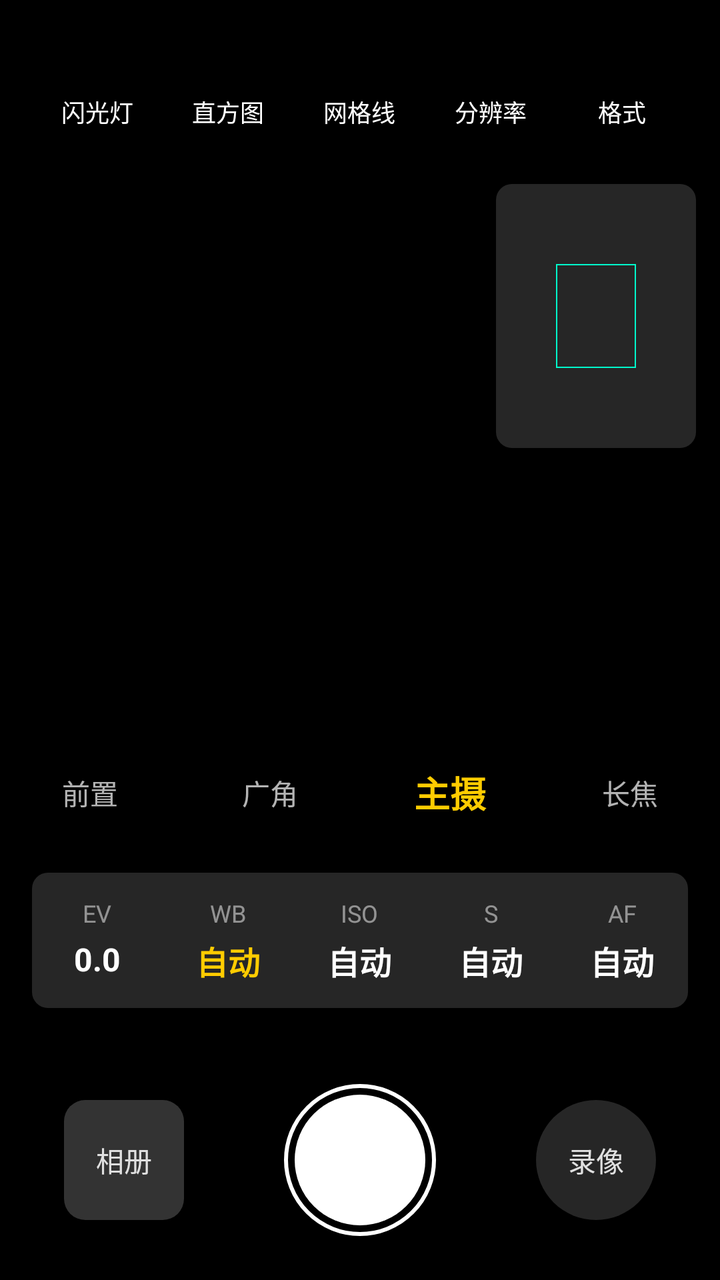
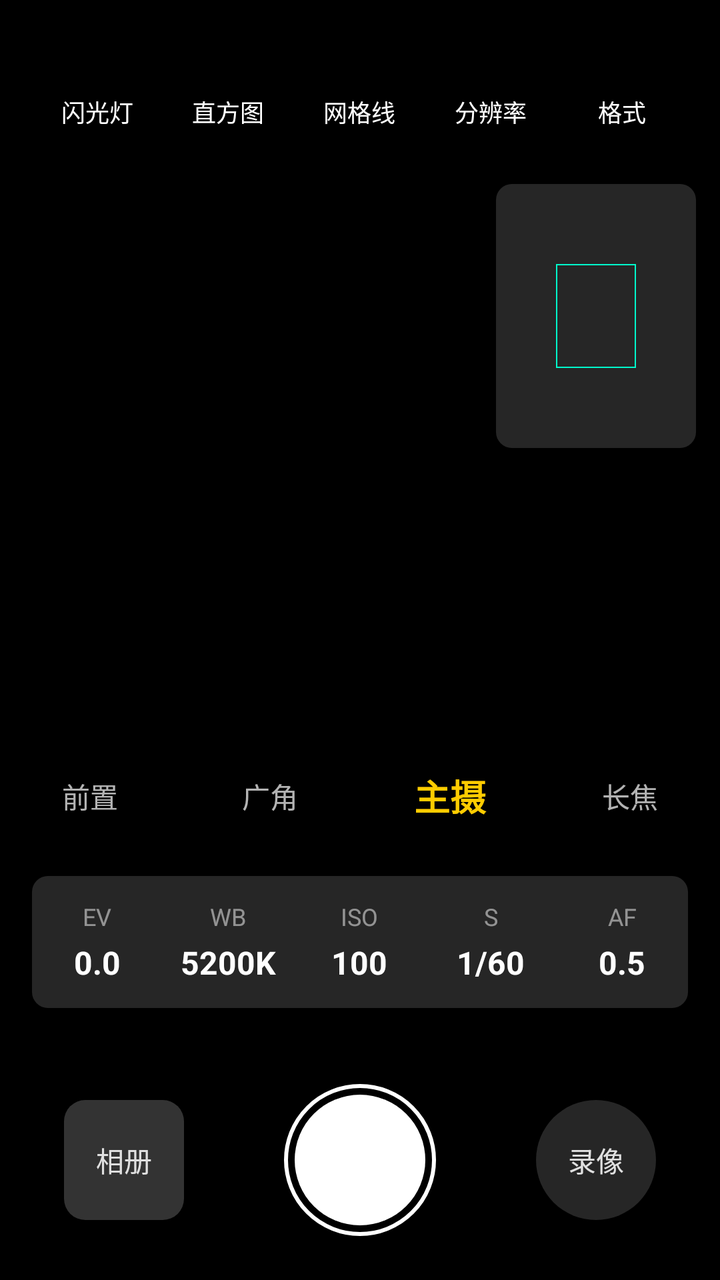

An Android layout rendered at two revisions. The XML below is the earlier revision; the diff shows what the commit changed to produce the second picture.
<!-- AndroidManifest.xml: application theme Theme.WCam -->
<!-- res/layout/activity_main.xml -->
<?xml version="1.0" encoding="utf-8"?>
<androidx.constraintlayout.widget.ConstraintLayout 
    xmlns:android="http://schemas.android.com/apk/res/android"
    xmlns:app="http://schemas.android.com/apk/res-auto"
    xmlns:tools="http://schemas.android.com/tools"
    android:id="@+id/main"
    android:layout_width="match_parent"  
    android:layout_height="match_parent"
    android:background="#000000"
    tools:context=".MainActivity">

    <Space
        android:id="@+id/top_safe_zone"
        android:layout_width="0dp"
        android:layout_height="32dp"
        app:layout_constraintTop_toTopOf="parent"
        app:layout_constraintStart_toStartOf="parent"
        app:layout_constraintEnd_toEndOf="parent"/>

    <LinearLayout
        android:id="@+id/top_toolbar"
        android:layout_width="0dp"
        android:layout_height="48dp"
        android:orientation="horizontal"
        android:gravity="center"
        android:paddingHorizontal="16dp"
        app:layout_constraintTop_toBottomOf="@id/top_safe_zone"
        app:layout_constraintStart_toStartOf="parent"
        app:layout_constraintEnd_toEndOf="parent">

        <TextView android:id="@+id/btn_flash" android:layout_width="0dp" android:layout_height="match_parent" android:layout_weight="1" android:text="闪光灯" android:textColor="#FFFFFF" android:textSize="12sp" android:gravity="center" />
        <TextView android:id="@+id/btn_histogram" android:layout_width="0dp" android:layout_height="match_parent" android:layout_weight="1" android:text="直方图" android:textColor="#FFFFFF" android:textSize="12sp" android:gravity="center" />
        <TextView android:id="@+id/btn_grid_lines" android:layout_width="0dp" android:layout_height="match_parent" android:layout_weight="1" android:text="网格线" android:textColor="#FFFFFF" android:textSize="12sp" android:gravity="center" />
        <TextView android:id="@+id/btn_resolution" android:layout_width="0dp" android:layout_height="match_parent" android:layout_weight="1" android:text="分辨率" android:textColor="#FFFFFF" android:textSize="12sp" android:gravity="center" />
        <TextView android:id="@+id/btn_format" android:layout_width="0dp" android:layout_height="match_parent" android:layout_weight="1" android:text="格式"   android:textColor="#FFFFFF" android:textSize="12sp" android:gravity="center" />
    </LinearLayout>

    <androidx.constraintlayout.widget.ConstraintLayout
        android:id="@+id/bottom_action_bar"
        android:layout_width="0dp"
        android:layout_height="120dp"
        app:layout_constraintBottom_toBottomOf="parent"
        app:layout_constraintStart_toStartOf="parent"
        app:layout_constraintEnd_toEndOf="parent">

        <TextView
            android:id="@+id/btn_gallery"
            android:layout_width="60dp"
            android:layout_height="60dp"
            android:layout_marginStart="32dp"
            android:background="@drawable/bg_gallery_modern"
            android:text="相册"
            android:textColor="#E0E0E0"
            android:textSize="14sp"
            android:gravity="center"
            app:layout_constraintBottom_toBottomOf="parent"
            app:layout_constraintStart_toStartOf="parent"
            app:layout_constraintTop_toTopOf="parent" />

        <View
            android:id="@+id/btn_shutter"
            android:layout_width="76dp"
            android:layout_height="76dp"
            android:background="@drawable/bg_shutter_modern"
            app:layout_constraintBottom_toBottomOf="parent"
            app:layout_constraintEnd_toEndOf="parent"
            app:layout_constraintStart_toStartOf="parent"
            app:layout_constraintTop_toTopOf="parent" />

        <TextView
            android:id="@+id/btn_mode_switch"
            android:layout_width="60dp"
            android:layout_height="60dp"
            android:layout_marginEnd="32dp"
            android:background="@drawable/bg_switch_modern"
            android:text="录像"
            android:textColor="#E0E0E0"
            android:textSize="14sp"
            android:gravity="center"
            app:layout_constraintBottom_toBottomOf="parent"
            app:layout_constraintEnd_toEndOf="parent"
            app:layout_constraintTop_toTopOf="parent" />
    </androidx.constraintlayout.widget.ConstraintLayout>

    <LinearLayout
        android:id="@+id/param_bar"
        android:layout_width="0dp"
        android:layout_height="wrap_content"
        android:layout_marginHorizontal="16dp"
        android:layout_marginBottom="16dp"
        android:background="@drawable/bg_glass_panel"
        android:paddingVertical="12dp"
        android:orientation="horizontal"
        app:layout_constraintBottom_toTopOf="@id/bottom_action_bar"
        app:layout_constraintStart_toStartOf="parent"
        app:layout_constraintEnd_toEndOf="parent">

        <LinearLayout android:layout_width="0dp" android:layout_height="wrap_content" android:layout_weight="1" android:orientation="vertical" android:gravity="center">
            <TextView android:layout_width="wrap_content" android:layout_height="wrap_content" android:text="EV" android:textColor="#80FFFFFF" android:textSize="12sp" />
            <TextView android:layout_width="wrap_content" android:layout_height="wrap_content" android:text="0.0" android:textColor="#FFFFFF" android:textSize="16sp" android:textStyle="bold" android:layout_marginTop="4dp"/>
        </LinearLayout>

        <LinearLayout android:layout_width="0dp" android:layout_height="wrap_content" android:layout_weight="1" android:orientation="vertical" android:gravity="center">
            <TextView android:layout_width="wrap_content" android:layout_height="wrap_content" android:text="WB" android:textColor="#80FFFFFF" android:textSize="12sp" />
            <TextView android:layout_width="wrap_content" android:layout_height="wrap_content" android:text="自动" android:textColor="#FFCC00" android:textSize="16sp" android:textStyle="bold" android:layout_marginTop="4dp"/>
        </LinearLayout>

        <LinearLayout android:layout_width="0dp" android:layout_height="wrap_content" android:layout_weight="1" android:orientation="vertical" android:gravity="center">
            <TextView android:layout_width="wrap_content" android:layout_height="wrap_content" android:text="ISO" android:textColor="#80FFFFFF" android:textSize="12sp" />
            <TextView android:layout_width="wrap_content" android:layout_height="wrap_content" android:text="自动" android:textColor="#FFFFFF" android:textSize="16sp" android:textStyle="bold" android:layout_marginTop="4dp"/>
        </LinearLayout>

        <LinearLayout android:layout_width="0dp" android:layout_height="wrap_content" android:layout_weight="1" android:orientation="vertical" android:gravity="center">
            <TextView android:layout_width="wrap_content" android:layout_height="wrap_content" android:text="S" android:textColor="#80FFFFFF" android:textSize="12sp" />
            <TextView android:layout_width="wrap_content" android:layout_height="wrap_content" android:text="自动" android:textColor="#FFFFFF" android:textSize="16sp" android:textStyle="bold" android:layout_marginTop="4dp"/>
        </LinearLayout>

        <LinearLayout android:layout_width="0dp" android:layout_height="wrap_content" android:layout_weight="1" android:orientation="vertical" android:gravity="center">
            <TextView android:layout_width="wrap_content" android:layout_height="wrap_content" android:text="AF" android:textColor="#80FFFFFF" android:textSize="12sp" />
            <TextView android:layout_width="wrap_content" android:layout_height="wrap_content" android:text="自动" android:textColor="#FFFFFF" android:textSize="16sp" android:textStyle="bold" android:layout_marginTop="4dp"/>
        </LinearLayout>
    </LinearLayout>

    <LinearLayout
        android:id="@+id/lens_selector"
        android:layout_width="0dp"
        android:layout_height="48dp"
        android:layout_marginBottom="16dp"
        android:orientation="horizontal"
        android:gravity="center"
        app:layout_constraintBottom_toTopOf="@id/param_bar"
        app:layout_constraintStart_toStartOf="parent"
        app:layout_constraintEnd_toEndOf="parent">

        <TextView android:id="@+id/btn_lens_front" android:layout_width="0dp" android:layout_height="wrap_content" android:layout_weight="1" android:text="前置" android:textColor="#B3FFFFFF" android:textSize="14sp" android:gravity="center" />
        <TextView android:id="@+id/btn_lens_wide"  android:layout_width="0dp" android:layout_height="wrap_content" android:layout_weight="1" android:text="广角" android:textColor="#B3FFFFFF" android:textSize="14sp" android:gravity="center" />
        <TextView android:id="@+id/btn_lens_main"  android:layout_width="0dp" android:layout_height="wrap_content" android:layout_weight="1" android:text="主摄" android:textColor="#FFCC00" android:textSize="18sp" android:textStyle="bold" android:gravity="center" />
        <TextView android:id="@+id/btn_lens_tele"  android:layout_width="0dp" android:layout_height="wrap_content" android:layout_weight="1" android:text="长焦" android:textColor="#B3FFFFFF" android:textSize="14sp" android:gravity="center" />
    </LinearLayout>

    <androidx.constraintlayout.widget.ConstraintLayout
        android:id="@+id/preview_container"
        android:layout_width="0dp"
        android:layout_height="0dp"
        app:layout_constraintTop_toBottomOf="@id/top_toolbar"
        app:layout_constraintBottom_toTopOf="@id/lens_selector"
        app:layout_constraintStart_toStartOf="parent"
        app:layout_constraintEnd_toEndOf="parent">

        <TextureView
            android:id="@+id/camera_preview"
            android:layout_width="0dp"
            android:layout_height="0dp"
            app:layout_constraintTop_toTopOf="parent"
            app:layout_constraintBottom_toBottomOf="parent"
            app:layout_constraintStart_toStartOf="parent"
            app:layout_constraintEnd_toEndOf="parent" />

        <com.example.wcam.GridLineView
            android:id="@+id/view_grid_lines"
            android:layout_width="0dp"
            android:layout_height="0dp"
            android:visibility="gone"
            app:layout_constraintTop_toTopOf="parent"
            app:layout_constraintBottom_toBottomOf="parent"
            app:layout_constraintStart_toStartOf="parent"
            app:layout_constraintEnd_toEndOf="parent" />

        <TextView
            android:id="@+id/view_histogram"
            android:layout_width="160dp"
            android:layout_height="64dp"
            android:layout_marginStart="12dp"
            android:layout_marginTop="12dp"
            android:background="@drawable/bg_glass_panel"
            android:text="直方图区域"
            android:textColor="#B3FFFFFF"
            android:textSize="14sp"
            android:gravity="center"
            android:visibility="gone"
            app:layout_constraintStart_toStartOf="parent"
            app:layout_constraintTop_toTopOf="parent" />

        <View
            android:id="@+id/view_pip"
            android:layout_width="100dp"
            android:layout_height="132dp"
            android:layout_marginEnd="12dp"
            android:layout_marginTop="12dp"
            android:background="@drawable/bg_glass_panel"
            app:layout_constraintEnd_toEndOf="parent"
            app:layout_constraintTop_toTopOf="parent" />
            
        <View
            android:layout_width="40dp"
            android:layout_height="52dp"
            android:background="@drawable/bg_box_outline"
            app:layout_constraintTop_toTopOf="@id/view_pip"
            app:layout_constraintBottom_toBottomOf="@id/view_pip"
            app:layout_constraintStart_toStartOf="@id/view_pip"
            app:layout_constraintEnd_toEndOf="@id/view_pip"/>
    </androidx.constraintlayout.widget.ConstraintLayout>

    <LinearLayout
        android:id="@+id/panel_format_settings"
        android:layout_width="0dp"
        android:layout_height="wrap_content"
        android:orientation="vertical"
        android:background="@drawable/bg_glass_panel"
        android:padding="16dp"
        android:visibility="gone"
        android:elevation="8dp"
        android:layout_marginHorizontal="16dp"
        android:layout_marginTop="8dp"
        app:layout_constraintTop_toBottomOf="@id/top_toolbar"
        app:layout_constraintStart_toStartOf="parent"
        app:layout_constraintEnd_toEndOf="parent">

        <LinearLayout
            android:layout_width="match_parent"
            android:layout_height="wrap_content"
            android:orientation="horizontal"
            android:gravity="center_vertical">
            <TextView
                android:layout_width="wrap_content"
                android:layout_height="wrap_content"
                android:text="输出格式:"
                android:textColor="#FFFFFF"
                android:textSize="14sp" />
            <Spinner
                android:id="@+id/spinner_main_format"
                android:layout_width="0dp"
                android:layout_height="wrap_content"
                android:layout_weight="1"
                android:layout_marginStart="16dp" />
        </LinearLayout>

        <LinearLayout
            android:id="@+id/layout_jpg_advanced_options"
            android:layout_width="match_parent"
            android:layout_height="wrap_content"
            android:orientation="vertical"
            android:layout_marginTop="16dp"
            android:visibility="gone">
            <View
                android:layout_width="match_parent"
                android:layout_height="1dp"
                android:background="#33FFFFFF"
                android:layout_marginBottom="12dp"/>
            <LinearLayout
                android:layout_width="match_parent"
                android:layout_height="wrap_content"
                android:orientation="horizontal"
                android:gravity="center_vertical">
                <TextView
                    android:layout_width="wrap_content"
                    android:layout_height="wrap_content"
                    android:text="去马赛克:"
                    android:textColor="#E0E0E0"
                    android:textSize="13sp" />
                <Spinner
                    android:id="@+id/spinner_demosaic_algo"
                    android:layout_width="0dp"
                    android:layout_height="wrap_content"
                    android:layout_weight="1"
                    android:layout_marginStart="16dp" />
            </LinearLayout>
            <LinearLayout
                android:layout_width="match_parent"
                android:layout_height="wrap_content"
                android:orientation="vertical"
                android:layout_marginTop="14dp">
                <TextView
                    android:id="@+id/tv_jpg_quality_title"
                    android:layout_width="wrap_content"
                    android:layout_height="wrap_content"
                    android:text="JPG 质量: 95%"
                    android:textColor="#E0E0E0"
                    android:textSize="13sp" />
                <SeekBar
                    android:id="@+id/seekbar_jpg_quality"
                    android:layout_width="match_parent"
                    android:layout_height="wrap_content"
                    android:layout_marginTop="6dp"
                    android:max="100"
                    android:progress="95"
                    android:paddingStart="0dp"
                    android:paddingEnd="0dp" />
            </LinearLayout>
        </LinearLayout>
    </LinearLayout>

</androidx.constraintlayout.widget.ConstraintLayout>
<!-- resources referenced by this layout -->
<resources>
  <!-- drawable bg_box_outline (drawable) -->
  <?xml version="1.0" encoding="utf-8"?>
  <shape xmlns:android="http://schemas.android.com/apk/res/android" android:shape="rectangle">
      <stroke android:width="2px" android:color="#00FFCC" />
      <solid android:color="#00000000" />
  </shape>
  <!-- drawable bg_gallery_modern (drawable) -->
  <?xml version="1.0" encoding="utf-8"?>
  <shape xmlns:android="http://schemas.android.com/apk/res/android">
      <corners android:radius="32px" />
      <solid android:color="#33FFFFFF" />
  </shape>
  <!-- drawable bg_glass_panel (drawable) -->
  <?xml version="1.0" encoding="utf-8"?>
  <shape xmlns:android="http://schemas.android.com/apk/res/android">
      <corners android:radius="24px" />
      <solid android:color="#26FFFFFF" /> </shape>
  <!-- drawable bg_shutter_modern (drawable) -->
  <?xml version="1.0" encoding="utf-8"?>
  <layer-list xmlns:android="http://schemas.android.com/apk/res/android">
      <item>
          <shape android:shape="oval">
              <stroke android:width="6px" android:color="#FFFFFF" />
              <solid android:color="#00000000" />
          </shape>
      </item>
      <item android:top="16px" android:bottom="16px" android:left="16px" android:right="16px">
          <shape android:shape="oval">
              <solid android:color="#FFFFFF" />
          </shape>
      </item>
  </layer-list>
  <!-- drawable bg_switch_modern (drawable) -->
  <?xml version="1.0" encoding="utf-8"?>
  <shape xmlns:android="http://schemas.android.com/apk/res/android">
      <corners android:radius="100px" /> <solid android:color="#26FFFFFF" />
  </shape>
  <style name="Theme.WCam" parent="Base.Theme.WCam" />
  <style name="Base.Theme.WCam" parent="Theme.Material3.DayNight.NoActionBar">
          
          
      </style>
</resources>

<!-- the commit's change to res/layout/activity_main.xml (unified diff, before → after) -->
@@ -95,29 +95,29 @@
         app:layout_constraintStart_toStartOf="parent"
         app:layout_constraintEnd_toEndOf="parent">
 
-        <LinearLayout android:layout_width="0dp" android:layout_height="wrap_content" android:layout_weight="1" android:orientation="vertical" android:gravity="center">
+        <LinearLayout android:id="@+id/layout_param_ev" android:layout_width="0dp" android:layout_height="wrap_content" android:layout_weight="1" android:orientation="vertical" android:gravity="center">
             <TextView android:layout_width="wrap_content" android:layout_height="wrap_content" android:text="EV" android:textColor="#80FFFFFF" android:textSize="12sp" />
-            <TextView android:layout_width="wrap_content" android:layout_height="wrap_content" android:text="0.0" android:textColor="#FFFFFF" android:textSize="16sp" android:textStyle="bold" android:layout_marginTop="4dp"/>
-        </LinearLayout>
-
-        <LinearLayout android:layout_width="0dp" android:layout_height="wrap_content" android:layout_weight="1" android:orientation="vertical" android:gravity="center">
+            <TextView android:id="@+id/tv_val_ev" android:layout_width="wrap_content" android:layout_height="wrap_content" android:text="0.0" android:textColor="#FFFFFF" android:textSize="16sp" android:textStyle="bold" android:layout_marginTop="4dp"/>
+        </LinearLayout>
+
+        <LinearLayout android:id="@+id/layout_param_wb" android:layout_width="0dp" android:layout_height="wrap_content" android:layout_weight="1" android:orientation="vertical" android:gravity="center">
             <TextView android:layout_width="wrap_content" android:layout_height="wrap_content" android:text="WB" android:textColor="#80FFFFFF" android:textSize="12sp" />
-            <TextView android:layout_width="wrap_content" android:layout_height="wrap_content" android:text="自动" android:textColor="#FFCC00" android:textSize="16sp" android:textStyle="bold" android:layout_marginTop="4dp"/>
-        </LinearLayout>
-
-        <LinearLayout android:layout_width="0dp" android:layout_height="wrap_content" android:layout_weight="1" android:orientation="vertical" android:gravity="center">
+            <TextView android:id="@+id/tv_val_wb" android:layout_width="wrap_content" android:layout_height="wrap_content" android:text="5200K" android:textColor="#FFFFFF" android:textSize="16sp" android:textStyle="bold" android:layout_marginTop="4dp"/>
+        </LinearLayout>
+
+        <LinearLayout android:id="@+id/layout_param_iso" android:layout_width="0dp" android:layout_height="wrap_content" android:layout_weight="1" android:orientation="vertical" android:gravity="center">
             <TextView android:layout_width="wrap_content" android:layout_height="wrap_content" android:text="ISO" android:textColor="#80FFFFFF" android:textSize="12sp" />
-            <TextView android:layout_width="wrap_content" android:layout_height="wrap_content" android:text="自动" android:textColor="#FFFFFF" android:textSize="16sp" android:textStyle="bold" android:layout_marginTop="4dp"/>
-        </LinearLayout>
-
-        <LinearLayout android:layout_width="0dp" android:layout_height="wrap_content" android:layout_weight="1" android:orientation="vertical" android:gravity="center">
+            <TextView android:id="@+id/tv_val_iso" android:layout_width="wrap_content" android:layout_height="wrap_content" android:text="100" android:textColor="#FFFFFF" android:textSize="16sp" android:textStyle="bold" android:layout_marginTop="4dp"/>
+        </LinearLayout>
+
+        <LinearLayout android:id="@+id/layout_param_s" android:layout_width="0dp" android:layout_height="wrap_content" android:layout_weight="1" android:orientation="vertical" android:gravity="center">
             <TextView android:layout_width="wrap_content" android:layout_height="wrap_content" android:text="S" android:textColor="#80FFFFFF" android:textSize="12sp" />
-            <TextView android:layout_width="wrap_content" android:layout_height="wrap_content" android:text="自动" android:textColor="#FFFFFF" android:textSize="16sp" android:textStyle="bold" android:layout_marginTop="4dp"/>
-        </LinearLayout>
-
-        <LinearLayout android:layout_width="0dp" android:layout_height="wrap_content" android:layout_weight="1" android:orientation="vertical" android:gravity="center">
+            <TextView android:id="@+id/tv_val_s" android:layout_width="wrap_content" android:layout_height="wrap_content" android:text="1/60" android:textColor="#FFFFFF" android:textSize="16sp" android:textStyle="bold" android:layout_marginTop="4dp"/>
+        </LinearLayout>
+
+        <LinearLayout android:id="@+id/layout_param_af" android:layout_width="0dp" android:layout_height="wrap_content" android:layout_weight="1" android:orientation="vertical" android:gravity="center">
             <TextView android:layout_width="wrap_content" android:layout_height="wrap_content" android:text="AF" android:textColor="#80FFFFFF" android:textSize="12sp" />
-            <TextView android:layout_width="wrap_content" android:layout_height="wrap_content" android:text="自动" android:textColor="#FFFFFF" android:textSize="16sp" android:textStyle="bold" android:layout_marginTop="4dp"/>
+            <TextView android:id="@+id/tv_val_af" android:layout_width="wrap_content" android:layout_height="wrap_content" android:text="0.5" android:textColor="#FFFFFF" android:textSize="16sp" android:textStyle="bold" android:layout_marginTop="4dp"/>
         </LinearLayout>
     </LinearLayout>
 
